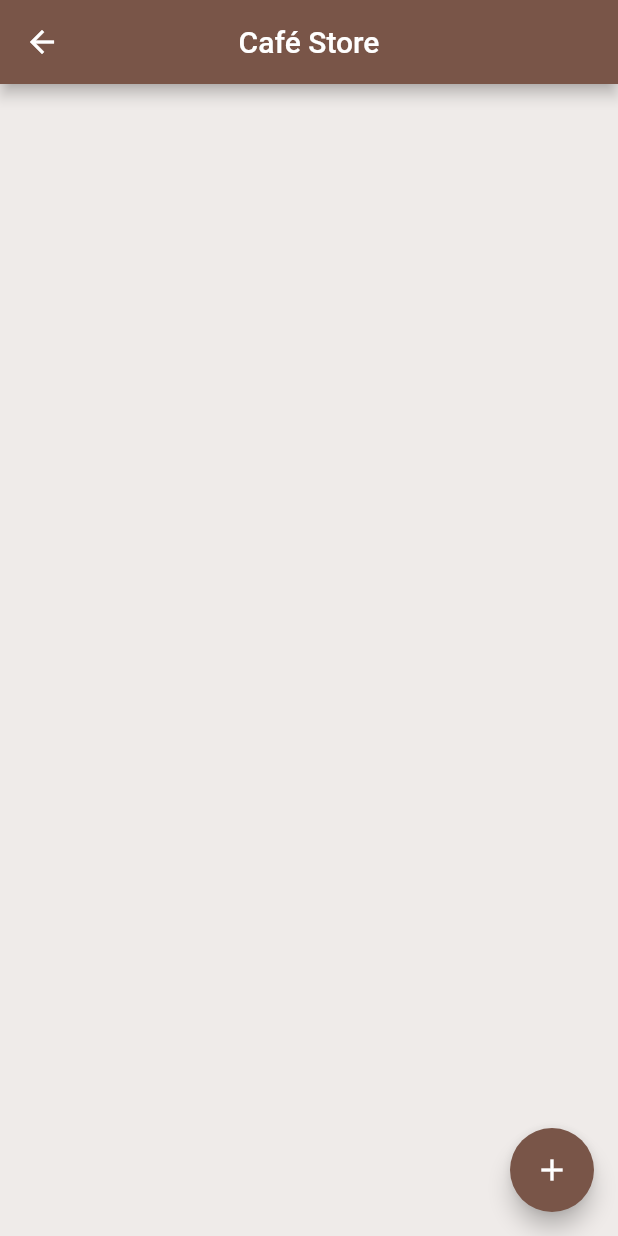
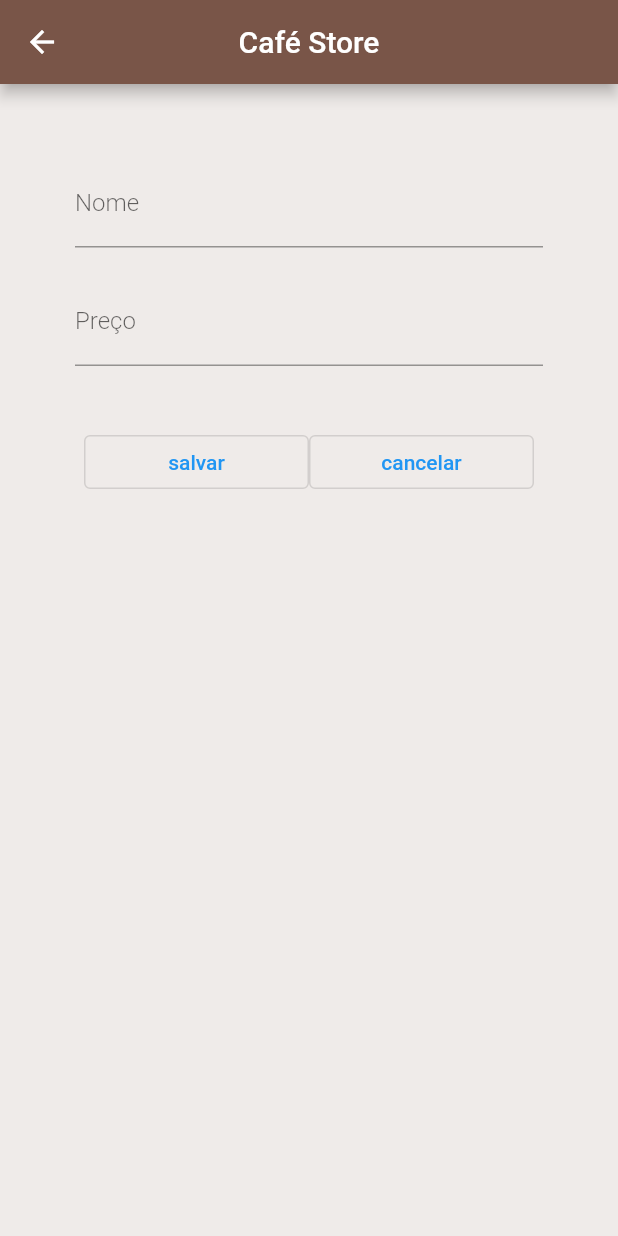
Before and after one commit to WesGtoX/New-Information-Communication-Technologies, a Flutter app: the TelaPrincipal screen opened by its route, after a tap on the "add" icon, on a phone screen of 412 x 824 dp. Run offline on Flutter 3.47's test engine with Material 2 defaults, Android fonts, the phone set to English and light mode, and no system bars; our stand-ins replace cloud_firestore, firebase_core; accounts and stored records are empty.

Commit message:
Update app07 coffe shop adding create

```diff
--- a/app07_coffee_shop/lib/main.dart
+++ b/app07_coffee_shop/lib/main.dart
@@ -1,9 +1,8 @@
-import 'dart:async';
-
 import 'package:cloud_firestore/cloud_firestore.dart';
 import 'package:firebase_core/firebase_core.dart';
 import 'package:flutter/material.dart';
 
+import 'model/cadastro.dart';
 import 'model/cafe.dart';
 
 Future<void> main() async {
@@ -15,13 +14,14 @@ Future<void> main() async {
       debugShowCheckedModeBanner: false,
       initialRoute: '/principal',
       routes: {
-        '/principal': (context) => TelaPrincipal(),
+        '/principal': (context) => TelaPrincipal(uid: ''),
+        '/cadastro': (context) => TelaCadastro(),
       },
     )
   );
 
   // Teste Firebase
-  var db = FirebaseFirestore.instance;
+  // var db = FirebaseFirestore.instance;
 
   // adicionar um novo documento
   /*
@@ -42,6 +42,10 @@ Future<void> main() async {
 
 // TelaPrincipal
 class TelaPrincipal extends StatefulWidget {
+
+  final String uid;
+  TelaPrincipal({ required this.uid });
+
   @override
   _TelaPrincipalState createState() => _TelaPrincipalState();
 }
@@ -49,33 +53,44 @@ class TelaPrincipal extends StatefulWidget {
 class _TelaPrincipalState extends State<TelaPrincipal> {
 
   // Instancia do Firestore
-  var db = FirebaseFirestore.instance;
+  // var db = FirebaseFirestore.instance;
 
   // Lista dinamica de objetos do modelo Cafe
-  List<Cafe> cafes = [];
+  // List<Cafe> cafes = [];
 
   // Declaracao de um "ouvidor", que tem como objetico
   // monitorar as alteracoes realizadas na colecao
-  StreamSubscription<QuerySnapshot> query;
+  // StreamSubscription<QuerySnapshot> query;
+
+  // Referencia a colecao nomeada "cafes" do Firestore
+  late CollectionReference cafes;
 
   @override
   void initState() {
     super.initState();
+    cafes = FirebaseFirestore.instance.collection('cafes');
+  }
 
-    // Registrar o "ouvidor" e iniciar o monitoramento
+  Widget itemLista(item) {
 
-    // Destruir o "ouvidor" atual, caso ele exista
-    query?.cancel();
+    Cafe cafe = Cafe.fromJson(item.data(), item.id);
 
-    query = db.collection('cafes').snapshots().listen((event) {
-      // Atualizar a lista de Cafes
-      setState(() {
-        cafes = event.docs.map(
-          (e) => Cafe.fromMap(e.data(), e.id)
-        ).toList();
-      });
-    });
+    return ListTile(
+      title: Text(cafe.nome, style: TextStyle(fontSize: 24)),
+      subtitle: Text(cafe.preco, style: TextStyle(fontSize: 18)),
+      trailing: IconButton(
+        icon: Icon(Icons.delete),
+        onPressed: () {
+          // Apagar um café
+          cafes.doc(cafe.id).delete();
+        },
+      ),
 
+      onTap: () {
+        Navigator.pushNamed(context, '/cadastro', arguments: cafe.id);
+      },
+
+    );
   }
 
   @override
@@ -91,7 +106,10 @@ class _TelaPrincipalState extends State<TelaPrincipal> {
       body: StreamBuilder<QuerySnapshot>(
 
         // Fonte de dados
-        stream: db.collection('cafes').snapshots(),
+        // stream: db.collection('cafes').snapshots(),
+
+        // fonte de dados
+        stream: cafes.snapshots(),
 
         // Aparencia
         builder: (context, snapshot) {
@@ -103,22 +121,33 @@ class _TelaPrincipalState extends State<TelaPrincipal> {
               return Center(child: CircularProgressIndicator());
 
             default:
+              final dados = snapshot.requireData;
+
               return ListView.builder(
-                itemCount: cafes.length,
+                itemCount: dados.size,
                 itemBuilder: (context, index) {
-                  return ListTile(
-                    title: Text(cafes[index].nome, style: TextStyle(fontSize: 24)),
-                    subtitle: Text(cafes[index].preco, style: TextStyle(fontSize: 18)),
 
-                    trailing: IconButton(
-                      icon: Icon(Icons.delete),
-                      onPressed: () {
+                  // Cafe cafe = Cafe.fromJson(
+                  //   dados.docs[index].data().toString(),
+                  //   dados.docs[index].id
+                  // )
 
-                        // Apagar um cafe
-                        db.collection('cafe').doc(cafes[index].id).delete();
-                      },
-                    ),
-                  );
+                  // return ListTile(
+                  //   title: Text(cafes[index].nome, style: TextStyle(fontSize: 24)),
+                  //   subtitle: Text(cafes[index].preco, style: TextStyle(fontSize: 18)),
+
+                  //   trailing: IconButton(
+                  //     icon: Icon(Icons.delete),
+                  //     onPressed: () {
+
+                  //       // Apagar um cafe
+                  //       cafes.doc(cafe.id).delete(),
+                  //       db.collection('cafe').doc(cafes[index].id).delete();
+                  //     },
+                  //   ),
+                  // );
+
+                  return itemLista(dados.docs[index]);
                 }
               );
           }
@@ -131,7 +160,7 @@ class _TelaPrincipalState extends State<TelaPrincipal> {
         backgroundColor: Colors.brown,
         child: Icon(Icons.add),
         onPressed: () {
-
+          Navigator.pushNamed(context, '/cadastro');
         },
       ),
       backgroundColor: Colors.brown[50],
--- /dev/null
+++ b/app07_coffee_shop/lib/model/cadastro.dart
@@ -0,0 +1,103 @@
+import 'package:cloud_firestore/cloud_firestore.dart';
+import 'package:flutter/material.dart';
+
+class TelaCadastro extends StatefulWidget {
+  @override
+  _TelaCadastroState createState() => _TelaCadastroState();
+}
+
+class _TelaCadastroState extends State<TelaCadastro> {
+  var txtNome = TextEditingController();
+  var txtPreco = TextEditingController();
+
+  //Recuperar um DOCUMENTO a partir do ID
+  void getDocumentById(String id) async {
+    await FirebaseFirestore.instance
+        .collection('cafes').doc(id).get()
+        .then((value) {
+          txtNome.text = value.data()!['nome'];
+          txtPreco.text = value.data()!['preco'];
+    });
+  }
+
+  @override
+  Widget build(BuildContext context) {
+    //Recuperar o ID que foi passado como argumento
+    var id = ModalRoute.of(context)?.settings.arguments;
+
+    if (id != null) {
+      if (txtNome.text == '' && txtPreco.text =='') {
+        getDocumentById(id.toString());
+      }
+    }
+
+    return Scaffold(
+      appBar: AppBar(
+          title: Text('Café Store'),
+          centerTitle: true,
+          backgroundColor: Colors.brown,
+      ),
+      backgroundColor: Colors.brown[50],
+      body: Container(
+        padding: EdgeInsets.all(50),
+        child: ListView(children: [
+          TextField(
+            controller: txtNome,
+            style: TextStyle(color: Colors.brown, fontWeight: FontWeight.w300),
+            decoration: InputDecoration(
+              labelText: 'Nome',
+            ),
+          ),
+          SizedBox(height: 20),
+          TextField(
+            controller: txtPreco,
+            style: TextStyle(color: Colors.brown, fontWeight: FontWeight.w300),
+            decoration: InputDecoration(
+              labelText: 'Preço',
+            ),
+          ),
+          SizedBox(height: 40),
+          Row(
+            mainAxisAlignment: MainAxisAlignment.center,
+            children: [
+              Container(
+                width: 150,
+                child: OutlinedButton(
+                    child: Text('salvar'),
+                    onPressed: () {
+                      var db = FirebaseFirestore.instance;
+
+                      if (id == null) {
+                        //Adicionar um novo documento
+                        db.collection('cafes').add({
+                          "nome": txtNome.text,
+                          "preco": txtPreco.text,
+                        });
+                      } else {
+                        //Atualizar um documento
+                        db.collection('cafes').doc(id.toString()).update(
+                          {
+                            "nome": txtNome.text,
+                            "preco": txtPreco.text,
+                          }
+                        );
+                      }
+
+                      Navigator.pop(context);
+                    }),
+              ),
+              Container(
+                width: 150,
+                child: OutlinedButton(
+                    child: Text('cancelar'),
+                    onPressed: () {
+                      Navigator.pop(context);
+                    }),
+              ),
+            ],
+          )
+        ]),
+      ),
+    );
+  }
+}
--- a/app07_coffee_shop/lib/model/cafe.dart
+++ b/app07_coffee_shop/lib/model/cafe.dart
@@ -1,31 +1,29 @@
-/**
- * Modelo de dados que sera utilizado para
- * encapsular os dados recuperados do Cloud Firestore
- */
+// Modelo de dados que sera utilizado para
+// encapsular os dados recuperados do Cloud Firestore
 
 class Cafe {
   // Atributos = Campos do documento
-  String id;
-  String nome;
-  String preco;
+  late String id;
+  late String nome;
+  late String preco;
 
   // Construtor
   Cafe(this.id, this.nome, this.preco);
 
   // Converter um DOCUMENTO em um OBJETO
-  Cafe.fromMap(Map<String, dynamic> map, String id) {
+  Cafe.fromJson(Map<String, dynamic> map, String id) {
     // se id != null, entao this.id=id, senao, this.id=''
-    this.id = id ?? '';
+    this.id = id;
     this.nome = map['nome'];
     this.preco = map['preco'];
   }
 
   // Converter um OBJETO em um DOCUMENTO
   Map<String, dynamic> toJson() {
-    final Map<String, dynamic> map = Map<String, dynamic>();
-    map['id'] = this.id;
-    map['nome'] = this.nome;
-    map['preco'] = this.preco;
-    return map;
+    return {
+      "id": this.id,
+      "nome": this.nome,
+      "preco": this.preco,
+    };
   }
 }
--- a/app07_coffee_shop/pubspec.yaml
+++ b/app07_coffee_shop/pubspec.yaml
@@ -18,7 +18,7 @@ publish_to: 'none' # Remove this line if you wish to publish to pub.dev
 version: 1.0.0+1
 
 environment:
-  sdk: ">=2.7.0 <3.0.0"
+  sdk: '>=2.12.0 <3.0.0'
 
 dependencies:
   flutter:
@@ -30,6 +30,7 @@ dependencies:
   cupertino_icons: ^1.0.2
   cloud_firestore: ^2.1.0
   firebase_core: ^1.1.1
+  firebase_auth: ^1.2.0
 
 dev_dependencies:
   flutter_test:
```
